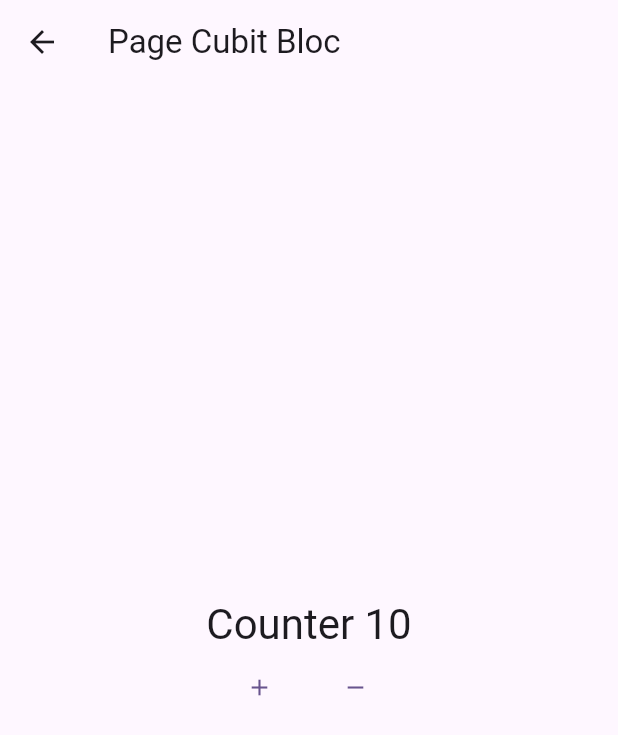
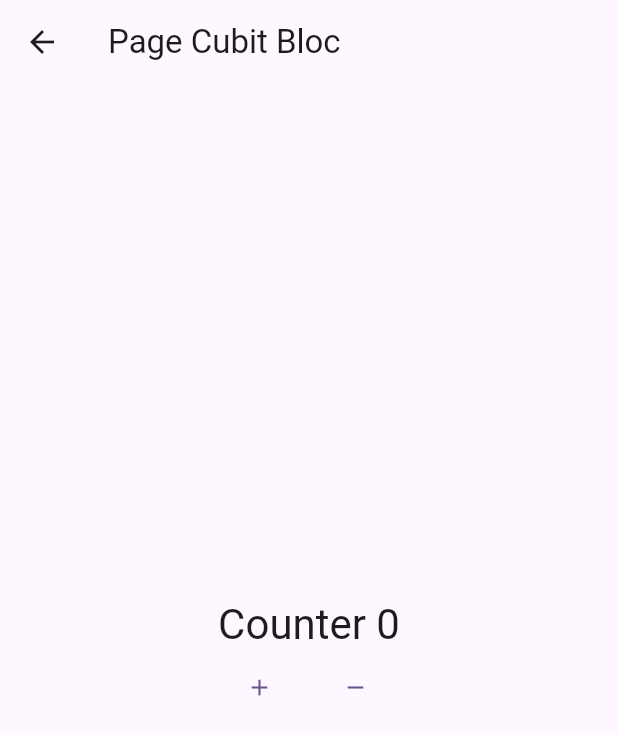
Before and after one commit to victorapc/counter_bloc, a Flutter app: the screen it shows after launch, after a tap on "Cubit", on a phone screen of 412 x 824 dp. Shown: the top 735 px of the screen. Run offline on Flutter 3.47's test engine with Material 2 defaults, Android fonts, the phone set to English and light mode, and no system bars; our stand-ins replace bloc, flutter_bloc.

Commit message:
Bloc usando Cubit

```diff
--- a/lib/main.dart
+++ b/lib/main.dart
@@ -1,6 +1,7 @@
 import 'package:counter_bloc/page_bloc/bloc/counter_bloc.dart';
 import 'package:counter_bloc/page_bloc/counter_bloc_page.dart';
 import 'package:counter_bloc/page_cubit/counter_cubit_page.dart';
+import 'package:counter_bloc/page_cubit/cubit/counter_cubit.dart';
 import 'package:counter_bloc/pages/home_page.dart';
 import 'package:flutter/material.dart';
 import 'package:flutter_bloc/flutter_bloc.dart';
@@ -25,7 +26,10 @@ class MyApp extends StatelessWidget {
               create: (_) => CounterBloc(),
               child: const CounterBlocPage(),
             ),
-        '/cubit': (_) => const CounterCubitPage(),
+        '/cubit': (_) => BlocProvider(
+              create: (_) => CounterCubit(),
+              child: const CounterCubitPage(),
+            ),
       },
       home: const HomePage(),
     );
--- a/lib/page_cubit/counter_cubit_page.dart
+++ b/lib/page_cubit/counter_cubit_page.dart
@@ -1,5 +1,7 @@
 import 'package:counter_bloc/core/widget/text_button_icon_custom.dart';
+import 'package:counter_bloc/page_cubit/cubit/counter_cubit.dart';
 import 'package:flutter/material.dart';
+import 'package:flutter_bloc/flutter_bloc.dart';
 
 class CounterCubitPage extends StatelessWidget {
   const CounterCubitPage({super.key});
@@ -14,21 +16,29 @@ class CounterCubitPage extends StatelessWidget {
         child: Column(
           mainAxisAlignment: MainAxisAlignment.center,
           children: [
-            Text(
-              'Counter 10',
-              style: Theme.of(context).textTheme.headlineMedium,
+            BlocBuilder<CounterCubit, CounterState>(
+              builder: (context, state) {
+                return Text(
+                  'Counter ${state.counter}',
+                  style: Theme.of(context).textTheme.headlineMedium,
+                );
+              },
             ),
             Row(
               mainAxisAlignment: MainAxisAlignment.center,
               children: [
                 TextButtonIconCustom(
                   text: '',
-                  onPressed: () {},
+                  onPressed: () {
+                    context.read<CounterCubit>().increment();
+                  },
                   icon: const Icon(Icons.add),
                 ),
                 TextButtonIconCustom(
                   text: '',
-                  onPressed: () {},
+                  onPressed: () {
+                    context.read<CounterCubit>().decrement();
+                  },
                   icon: const Icon(Icons.remove),
                 ),
               ],
--- /dev/null
+++ b/lib/page_cubit/cubit/counter_cubit.dart
@@ -0,0 +1,15 @@
+import 'package:bloc/bloc.dart';
+
+part 'counter_state.dart';
+
+class CounterCubit extends Cubit<CounterState> {
+  CounterCubit() : super(CounterStateInitial(0));
+
+  void increment() {
+    emit(CounterStateData(state.counter + 1));
+  }
+
+  void decrement() {
+    emit(CounterStateData(state.counter - 1));
+  }
+}
--- /dev/null
+++ b/lib/page_cubit/cubit/counter_state.dart
@@ -0,0 +1,15 @@
+part of 'counter_cubit.dart';
+
+abstract class CounterState {
+  final int counter;
+
+  CounterState(this.counter);
+}
+
+class CounterStateInitial extends CounterState {
+  CounterStateInitial(super.counter);
+}
+
+class CounterStateData extends CounterState {
+  CounterStateData(int counter) : super(counter);
+}
```
